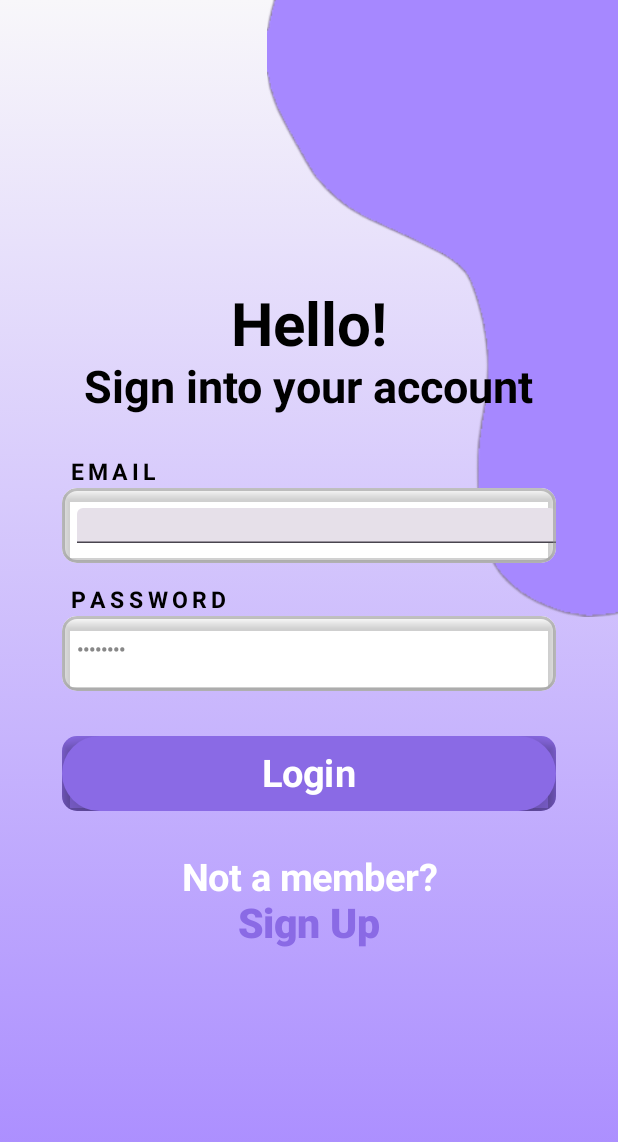
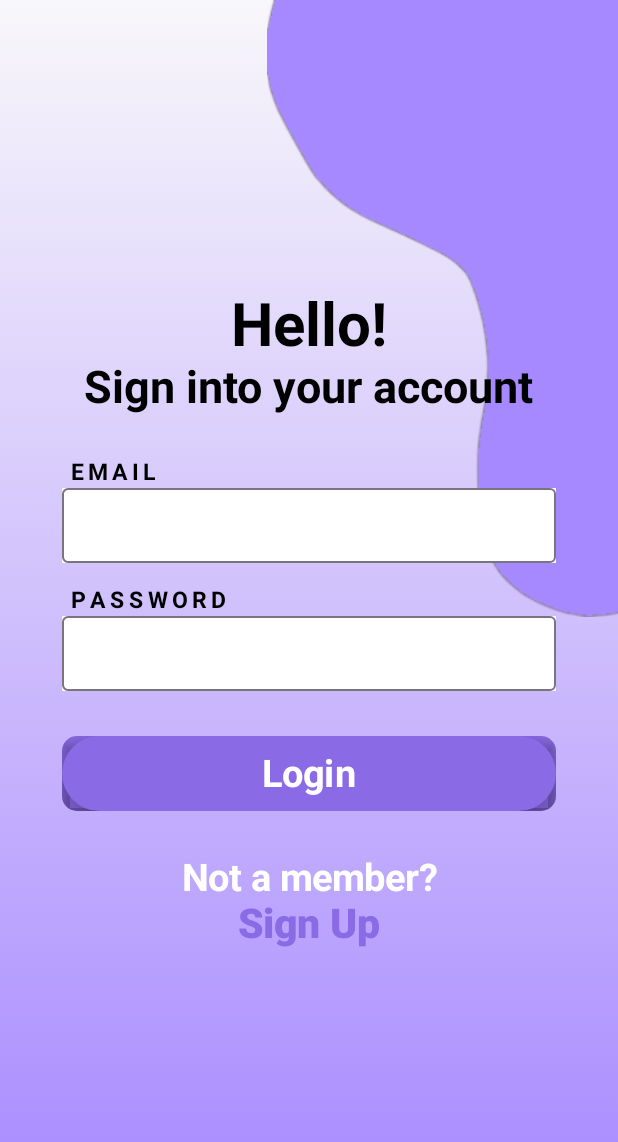
Before and after one commit to Lydiacwall/HappyHabits, an Android app built with Jetpack Compose: the @Preview function CreateSignInView, on a phone screen of 412 x 824 dp. Shown: the top 1142 px of the screen. Run offline under Robolectric (Android 15) with nearby library versions, the phone set to English and light mode, and no system bars.

Commit message:
changes in login form

```diff
--- a/Mobile-App/app/src/main/java/com/example/happyhabits/View/SignIn.kt
+++ b/Mobile-App/app/src/main/java/com/example/happyhabits/View/SignIn.kt
@@ -24,6 +24,7 @@ import androidx.compose.foundation.text.BasicTextField
 import androidx.compose.material3.Button
 import androidx.compose.material3.ButtonDefaults
 import androidx.compose.material3.MaterialTheme
+import androidx.compose.material3.OutlinedTextField
 import androidx.compose.material3.Text
 import androidx.compose.material3.TextField
 import androidx.compose.material3.TextFieldDefaults
@@ -132,35 +133,21 @@ fun CreateSignInView(){
                         .align(Alignment.Start)
                         .padding(start = 6.dp, bottom = 2.dp)
             )
-            TextField(
+            OutlinedTextField(
+                value = emailInput,
+                onValueChange = {
+                    emailInput = it
+                },
+                maxLines = 1,
                 modifier = Modifier
                     .height(50.dp)
                     .fillMaxWidth()
                     .size(100.dp)
-                    .clip(RoundedCornerShape(10.dp))
                     .background(Color.White)
-                    .shadow(4.dp)
-                    .border(2.dp, Color.Gray.copy(alpha = 0.5f), shape = RoundedCornerShape(10.dp))
-                    .padding(start = 10.dp)
-                    .padding(vertical = 13.dp),
-                value = emailInput,
-                onValueChange = {
-                    emailInput = it
-                }
+
             )
 
 
-//            TextField(
-//                value = emailInput,
-//                onValueChange = {
-//                    emailInput = it
-//                },
-//                label = { Text(text = "Your Label") },
-//                placeholder = { Text(text = "Your Placeholder/Hint") },
-//                modifier = Modifier
-//                    .height(50.dp)
-//                    .fillMaxWidth()
-//            )
             Spacer(modifier = Modifier.height(16.dp))
             Text(text = "P A S S W O R D",
                 color= Color.Black,
@@ -172,37 +159,24 @@ fun CreateSignInView(){
                     .align(Alignment.Start)
                     .padding(start = 6.dp, bottom = 2.dp)
             )
-            BasicTextField(
+            OutlinedTextField(
+                value = passwordInput,
+                onValueChange = {
+                    passwordInput = it
+                },
+                maxLines = 1,
                 modifier = Modifier
                     .height(50.dp)
                     .fillMaxWidth()
                     .size(100.dp)
-                    .clip(RoundedCornerShape(10.dp))
                     .background(Color.White)
-                    .shadow(4.dp)
-                    .border(2.dp, Color.Gray.copy(alpha = 0.5f), shape = RoundedCornerShape(10.dp))
-                    .padding(start = 10.dp)
-                    .padding(vertical = 15.dp),
-                value = passwordInput,
-                onValueChange = {
-                    passwordInput = it
-                },
-                cursorBrush = SolidColor(Color.Gray.copy(alpha = 0.5f)),
-                singleLine = true,
-                textStyle = TextStyle(color = MaterialTheme.colorScheme.background, fontSize = 18.sp),
-            ){
-                Text(
-                    text = "••••••••",
-                    color= Color.Gray,
-                    fontSize = 12.sp,
-                    style = TextStyle(
-                        fontWeight = FontWeight.Bold
-                    )
-                )
-            }
+
+            )
             Spacer(modifier = Modifier.height(30.dp))
             Button(
-                onClick = {},
+                onClick = {
+                          println(emailInput)
+                },
                 colors = ButtonDefaults.buttonColors(
                     containerColor = Color(0xff8A6AE5),
                     contentColor = Color.White
```
